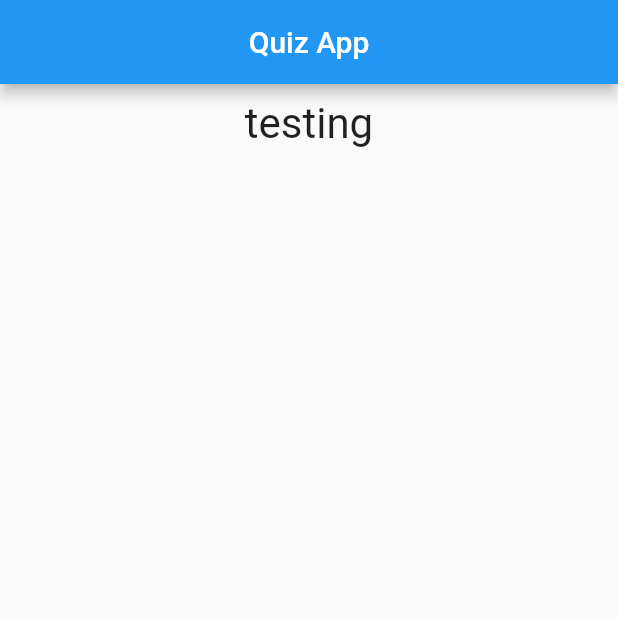
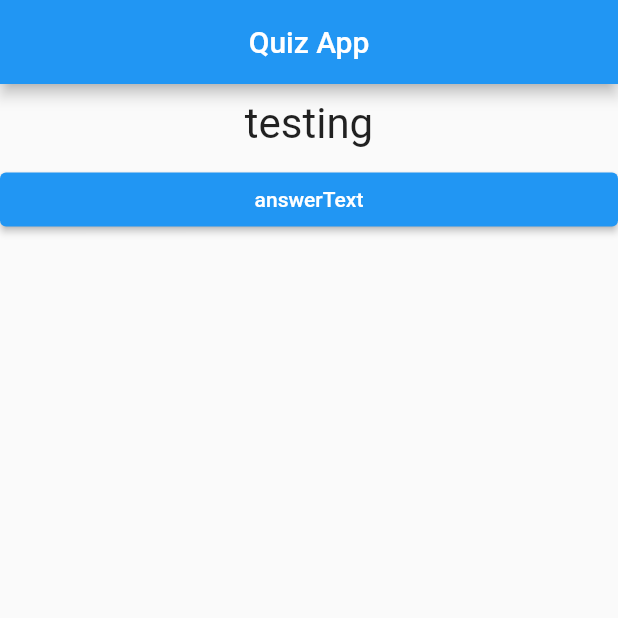
Before and after one commit to cmburch/MobileApps, a Flutter app: the screen it shows after launch, on a phone screen of 412 x 824 dp, the top half of it. Run offline on Flutter 3.47's test engine with Material 2 defaults, Android fonts, the phone set to English and light mode, and no system bars.

Commit message:
[quiz-app]v2 created answer  widget for the homepage

```diff
--- a/quiz_app_1/lib/answer.dart
+++ b/quiz_app_1/lib/answer.dart
@@ -1,21 +1,41 @@
 import 'package:flutter/material.dart';
+
+// class Answer extends StatelessWidget {
+//   final String answerText;
+//   final VoidCallback answerQuestion;
+
+//   Answer(this.answerText, this.answerQuestion);
+
+//   @override
+//   Widget build(BuildContext context) {
+//     return Container(
+//       width: double.infinity,
+//       child: ElevatedButton(
+//         style: ElevatedButton.styleFrom(
+//           primary: Colors.blue,
+//           onPrimary: Colors.white
+//         ),
+//         child: Text(answerText),
+//         onPressed: answerQuestion,
+//       ),
+//     );
+//   }
+// }
 
 class Answer extends StatelessWidget {
   final String answerText;
   final VoidCallback answerQuestion;
-
-  Answer(this.answerText, this.answerQuestion);
-
+  const Answer(this.answerText, this.answerQuestion);
   @override
   Widget build(BuildContext context) {
     return Container(
       width: double.infinity,
       child: ElevatedButton(
+        child: Text(answerText),
         style: ElevatedButton.styleFrom(
           primary: Colors.blue,
-          onPrimary: Colors.white
+          onPrimary: Colors.white,
         ),
-        child: Text(answerText),
         onPressed: answerQuestion,
       ),
     );
--- a/quiz_app_1/lib/main.dart
+++ b/quiz_app_1/lib/main.dart
@@ -1,4 +1,5 @@
 import 'package:flutter/material.dart';
+import 'package:quiz_app_1/answer.dart';
 import 'package:quiz_app_1/question.dart';
 import 'package:quiz_app_1/quiz.dart';
 import 'package:quiz_app_1/result.dart';
@@ -162,6 +163,10 @@ class QuizAppState extends State<QuizApp> {
             const Question(
               "testing",
             ),
+             Answer(
+              "answerText",
+              ()=> _answerQuestion(5),
+            ),
           ],
         ),
       ),
```
